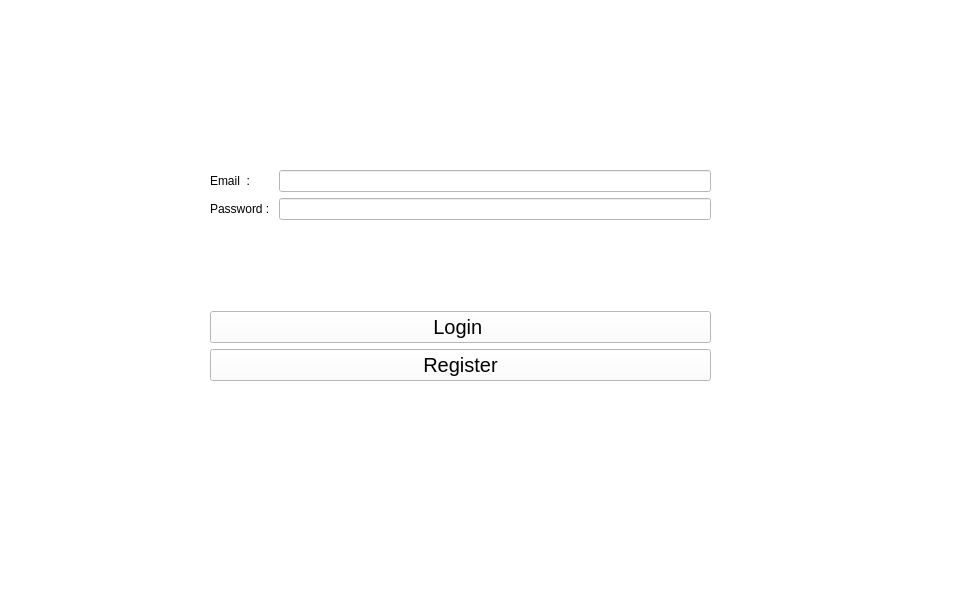
The window that mainwindow.ui (ninijule/Qt_SQL) describes before a commit, drawn with Qt 5.
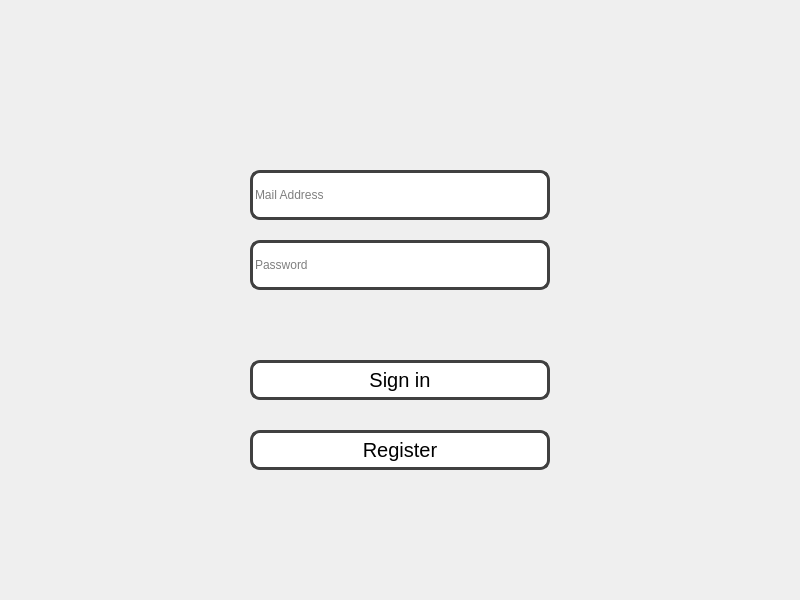
The same window after the commit.

```diff
--- a/mainwindow.ui
+++ b/mainwindow.ui
@@ -6,109 +6,169 @@
    <rect>
     <x>0</x>
     <y>0</y>
-    <width>975</width>
-    <height>592</height>
+    <width>800</width>
+    <height>600</height>
    </rect>
   </property>
+  <property name="sizePolicy">
+   <sizepolicy hsizetype="Fixed" vsizetype="Fixed">
+    <horstretch>0</horstretch>
+    <verstretch>0</verstretch>
+   </sizepolicy>
+  </property>
+  <property name="palette">
+   <palette>
+    <active>
+     <colorrole role="Base">
+      <brush brushstyle="SolidPattern">
+       <color alpha="255">
+        <red>255</red>
+        <green>255</green>
+        <blue>255</blue>
+       </color>
+      </brush>
+     </colorrole>
+    </active>
+    <inactive>
+     <colorrole role="Base">
+      <brush brushstyle="SolidPattern">
+       <color alpha="255">
+        <red>255</red>
+        <green>255</green>
+        <blue>255</blue>
+       </color>
+      </brush>
+     </colorrole>
+    </inactive>
+    <disabled>
+     <colorrole role="Base">
+      <brush brushstyle="SolidPattern">
+       <color alpha="255">
+        <red>240</red>
+        <green>240</green>
+        <blue>240</blue>
+       </color>
+      </brush>
+     </colorrole>
+    </disabled>
+   </palette>
+  </property>
   <property name="windowTitle">
    <string>MainWindow</string>
   </property>
-  <property name="styleSheet">
-   <string notr="true">background-color: white;</string>
-  </property>
   <widget class="QWidget" name="centralwidget">
    <widget class="QLabel" name="LogoThales">
     <property name="geometry">
      <rect>
-      <x>350</x>
+      <x>250</x>
       <y>10</y>
-      <width>231</width>
-      <height>111</height>
+      <width>300</width>
+      <height>150</height>
      </rect>
     </property>
     <property name="text">
      <string/>
     </property>
    </widget>
-   <widget class="QWidget" name="layoutWidget">
-    <property name="geometry">
-     <rect>
-      <x>210</x>
-      <y>170</y>
-      <width>501</width>
-      <height>211</height>
-     </rect>
-    </property>
-    <layout class="QGridLayout" name="gridLayout">
-     <property name="sizeConstraint">
-      <enum>QLayout::SetMaximumSize</enum>
-     </property>
-     <item row="0" column="0">
-      <layout class="QFormLayout" name="formLayout">
-       <item row="0" column="0">
-        <widget class="QLabel" name="emailLabel">
-         <property name="text">
-          <string>Email  : </string>
-         </property>
-        </widget>
-       </item>
-       <item row="0" column="1">
         <widget class="QLineEdit" name="emailLineEdit">
+    <property name="geometry">
+     <rect>
+      <x>250</x>
+      <y>170</y>
+      <width>300</width>
+      <height>50</height>
+     </rect>
+    </property>
+    <property name="styleSheet">
+     <string notr="true">border:3px solid #404040;
+border-radius: 10px;</string>
+    </property>
          <property name="maxLength">
           <number>60</number>
          </property>
-        </widget>
-       </item>
-       <item row="1" column="0">
-        <widget class="QLabel" name="passwordLabel">
-         <property name="text">
-          <string>Password : </string>
-         </property>
-        </widget>
-       </item>
-       <item row="1" column="1">
+    <property name="placeholderText">
+     <string>Mail Address</string>
+    </property>
+   </widget>
         <widget class="QLineEdit" name="passwordLineEdit">
+    <property name="enabled">
+     <bool>true</bool>
+    </property>
+    <property name="geometry">
+     <rect>
+      <x>250</x>
+      <y>240</y>
+      <width>300</width>
+      <height>50</height>
+     </rect>
+    </property>
+    <property name="sizePolicy">
+     <sizepolicy hsizetype="Expanding" vsizetype="Fixed">
+      <horstretch>0</horstretch>
+      <verstretch>0</verstretch>
+     </sizepolicy>
+    </property>
+    <property name="styleSheet">
+     <string notr="true">border:3px solid #404040;
+border-radius: 10px;</string>
+    </property>
          <property name="maxLength">
           <number>60</number>
          </property>
          <property name="echoMode">
           <enum>QLineEdit::Password</enum>
          </property>
-        </widget>
-       </item>
-      </layout>
-     </item>
-     <item row="1" column="0">
-      <layout class="QVBoxLayout" name="verticalLayout">
-       <item>
+    <property name="placeholderText">
+     <string>Password</string>
+    </property>
+   </widget>
         <widget class="QPushButton" name="LoginButton">
+    <property name="geometry">
+     <rect>
+      <x>250</x>
+      <y>360</y>
+      <width>300</width>
+      <height>40</height>
+     </rect>
+    </property>
          <property name="font">
           <font>
            <pointsize>15</pointsize>
            <bold>false</bold>
           </font>
          </property>
+    <property name="styleSheet">
+     <string notr="true">border:3px solid #404040;
+border-radius: 10px;
+background-color: rgb(255, 255, 255);</string>
+    </property>
          <property name="text">
-          <string>Login </string>
-         </property>
-        </widget>
-       </item>
-       <item>
+     <string>Sign in</string>
+    </property>
+   </widget>
         <widget class="QPushButton" name="RegisterButton">
+    <property name="geometry">
+     <rect>
+      <x>250</x>
+      <y>430</y>
+      <width>300</width>
+      <height>40</height>
+     </rect>
+    </property>
          <property name="font">
           <font>
            <pointsize>15</pointsize>
           </font>
          </property>
+    <property name="styleSheet">
+     <string notr="true">border:3px solid #404040;
+background-color: rgb(255, 255, 255);
+border-radius: 10px;</string>
+    </property>
          <property name="text">
           <string>Register</string>
          </property>
         </widget>
-       </item>
-      </layout>
-     </item>
-    </layout>
-   </widget>
   </widget>
   <widget class="QMenuBar" name="menubar">
    <property name="geometry">
@@ -120,7 +180,6 @@
     </rect>
    </property>
   </widget>
-  <widget class="QStatusBar" name="statusbar"/>
  </widget>
  <resources/>
  <connections/>
```
Left out of the diff: 2 changed lines with no effect on the pictures. Lines whose indentation alone changed are shown as unchanged.
